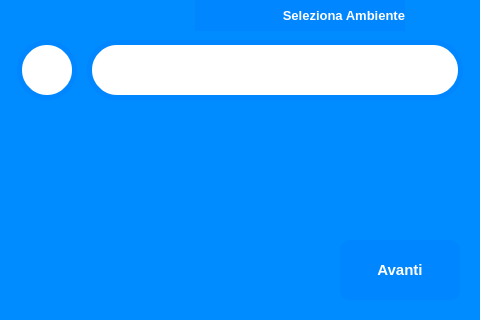
This is view/seleziona_ambiente.ui in ISacchitella/MicroOne_v1.1 as Qt 5 draws it before an edit. The edited form follows.
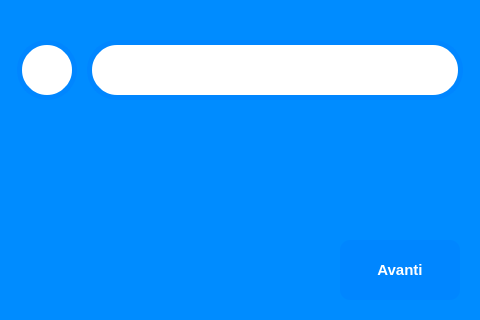
This is the edited form. Icons and pictures are not drawn.

```diff
--- a/view/seleziona_ambiente.ui
+++ b/view/seleziona_ambiente.ui
@@ -83,35 +83,6 @@
     <string/>
    </property>
   </widget>
-  <widget class="QLabel" name="label">
-   <property name="geometry">
-    <rect>
-     <x>195</x>
-     <y>0</y>
-     <width>210</width>
-     <height>31</height>
-    </rect>
-   </property>
-   <property name="font">
-    <font>
-     <family>Segoe UI</family>
-     <pointsize>10</pointsize>
-     <weight>75</weight>
-     <bold>true</bold>
-    </font>
-   </property>
-   <property name="styleSheet">
-    <string notr="true">background-color: rgb(0, 134, 255);
-
-color: rgb(255, 255, 255);</string>
-   </property>
-   <property name="text">
-    <string>Seleziona Ambiente</string>
-   </property>
-   <property name="alignment">
-    <set>Qt::AlignRight|Qt::AlignTrailing|Qt::AlignVCenter</set>
-   </property>
-  </widget>
   <widget class="QLabel" name="nome_label">
    <property name="geometry">
     <rect>
```
Left out of the diff: 10 changed lines with no effect on the pictures.
